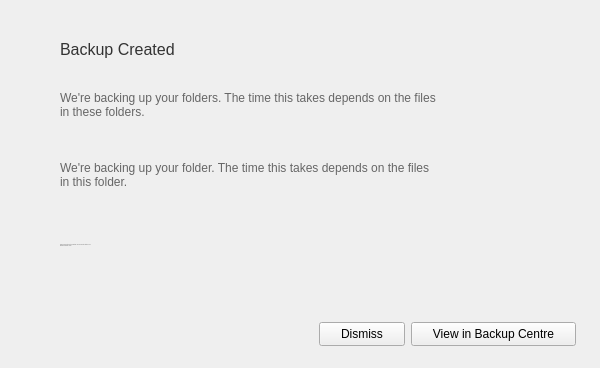
Qt form src/MEGASync/gui/win/BackupsWizard.ui (meganz/MEGAsync) before a commit.
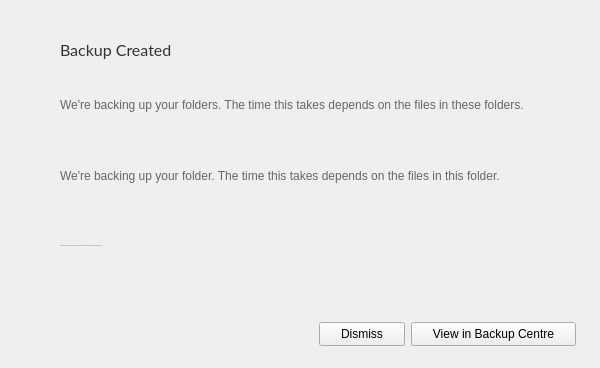
The same form after that commit. The open tabs and pages were chosen to show the change. Icons and pictures are not drawn.

Commit message: backups wizard dialog and remove dialgo wordwrap windows

```diff
--- a/src/MEGASync/gui/win/BackupsWizard.ui
+++ b/src/MEGASync/gui/win/BackupsWizard.ui
@@ -934,6 +934,7 @@
           <widget class="QLabel" name="lTitle">
            <property name="font">
             <font>
+             <family>Lato</family>
              <pointsize>-1</pointsize>
             </font>
            </property>
@@ -961,8 +962,10 @@
 }</string>
              </property>
              <property name="text">
-              <string>We're backing up your folders. The time this takes depends on the files 
-in these folders.</string>
+              <string>We're backing up your folders. The time this takes depends on the files in these folders.</string>
+             </property>
+             <property name="wordWrap">
+              <bool>true</bool>
              </property>
             </widget>
            </item>
@@ -974,8 +977,10 @@
 }</string>
              </property>
              <property name="text">
-              <string>We're backing up your folder. The time this takes depends on the files 
-in this folder.</string>
+              <string>We're backing up your folder. The time this takes depends on the files in this folder.</string>
+             </property>
+             <property name="wordWrap">
+              <bool>true</bool>
              </property>
             </widget>
            </item>
@@ -989,6 +994,7 @@
              </property>
              <property name="font">
               <font>
+               <family>Lato</family>
                <pointsize>-1</pointsize>
               </font>
              </property>
@@ -998,8 +1004,10 @@
 }</string>
              </property>
              <property name="text">
-              <string>Folders will be stored in the Vault and you can check the status of your 
-backups in Backup Centre.</string>
+              <string>Folders will be stored in the Vault and you can check the status of your backups in Backup Centre.</string>
+             </property>
+             <property name="wordWrap">
+              <bool>true</bool>
              </property>
             </widget>
            </item>
```
Left out of the diff: 16 changed lines with no effect on the pictures. The commit also changes 3 other files.
